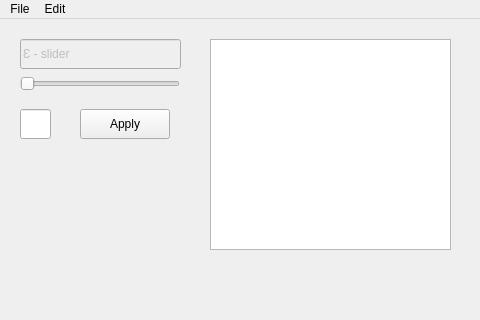
myd1/Laplace-Noise-Adder, file gui.ui: the form before one commit; both pictures show x 0 to 480 and y 0 to 320 of the 840 by 659 pixel window.
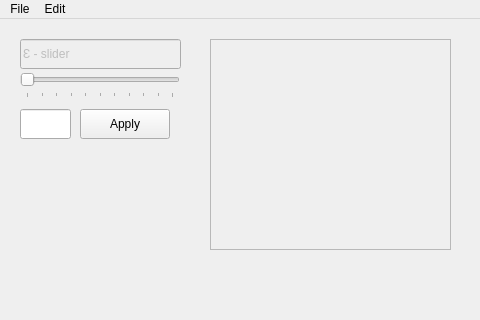
The form after the commit.

The edit to the form file:
```diff
--- a/gui.ui
+++ b/gui.ui
@@ -26,9 +26,21 @@
     <property name="maximum">
      <number>100</number>
     </property>
+    <property name="singleStep">
+     <number>1</number>
+    </property>
+    <property name="pageStep">
+     <number>10</number>
+    </property>
     <property name="orientation">
      <enum>Qt::Horizontal</enum>
     </property>
+    <property name="tickPosition">
+     <enum>QSlider::TicksBelow</enum>
+    </property>
+    <property name="tickInterval">
+     <number>10</number>
+    </property>
    </widget>
    <widget class="QLineEdit" name="titleText">
     <property name="enabled">
@@ -51,7 +63,7 @@
      <rect>
       <x>20</x>
       <y>90</y>
-      <width>31</width>
+      <width>51</width>
       <height>30</height>
      </rect>
     </property>
@@ -70,6 +82,9 @@
     </property>
    </widget>
    <widget class="QPlainTextEdit" name="statsHolder">
+    <property name="enabled">
+     <bool>false</bool>
+    </property>
     <property name="geometry">
      <rect>
       <x>210</x>
```
